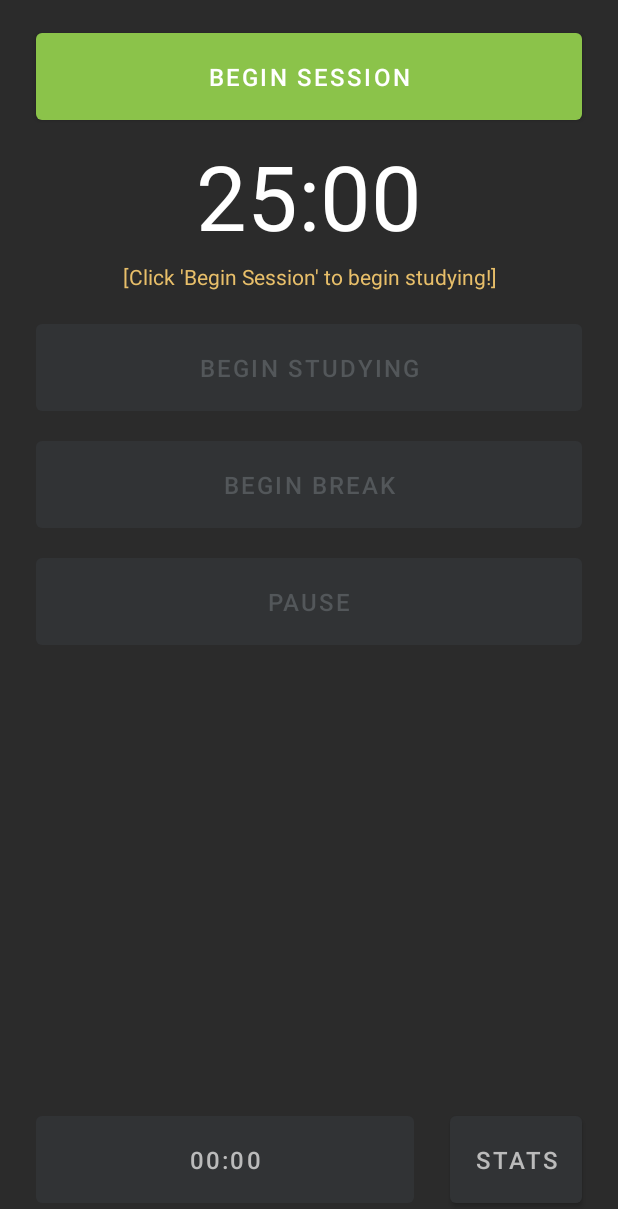
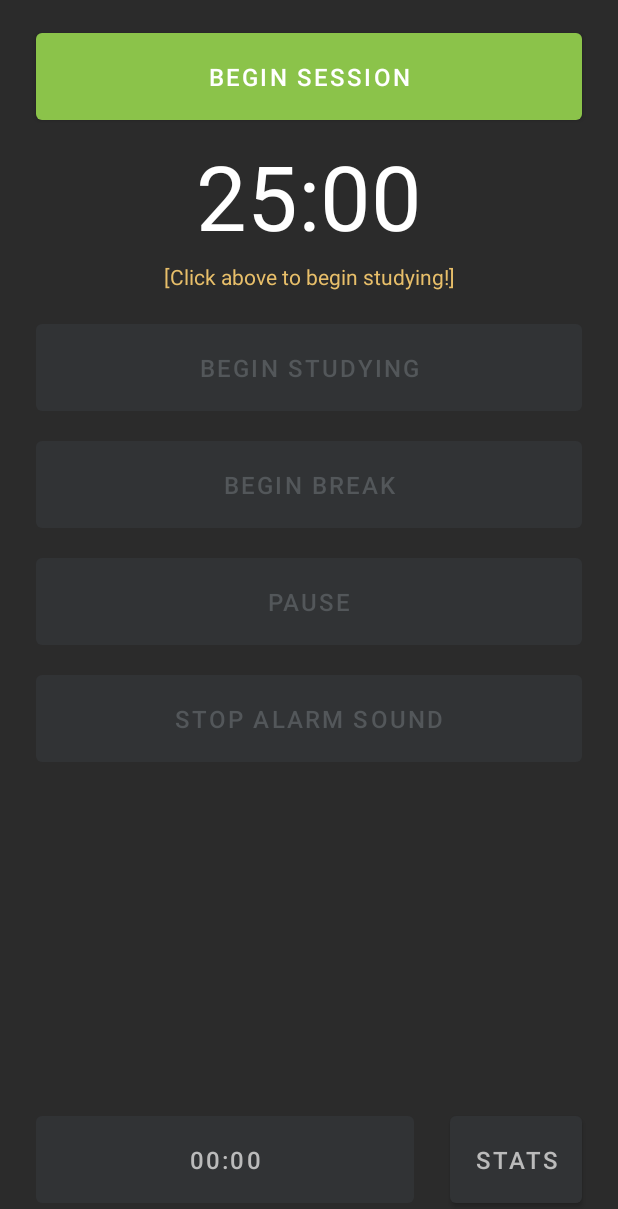
Before and after one commit to minizou/simpomo, an Android app: the screen it shows after launch (MainActivity), on a phone screen of 412 x 824 dp. Shown: the top 1209 px of the screen. Run offline under Robolectric (Android 15) with nearby library versions, the phone set to English and light mode, and no system bars.

Commit message:
Adding alarm sound to Main Activity when timer reaches 0, implementing WakeLock to prevent timer from stopping when device is asleep.

```diff
--- a/app/src/main/AndroidManifest.xml
+++ b/app/src/main/AndroidManifest.xml
@@ -2,6 +2,7 @@
 <manifest xmlns:android="http://schemas.android.com/apk/res/android"
     package="mini.pomodoro_alpha">
     <uses-permission android:name="android.permission.FOREGROUND_SERVICE" />
+    <uses-permission android:name="android.permission.WAKE_LOCK" />
     <application
         android:orientation="vertical"
         android:keepScreenOn="true"
--- a/app/src/main/java/mini/pomodoro_alpha/MainActivity.java
+++ b/app/src/main/java/mini/pomodoro_alpha/MainActivity.java
@@ -8,7 +8,11 @@ import android.content.Intent;
 import android.content.IntentFilter;
 import android.content.SharedPreferences;
 import android.content.pm.ActivityInfo;
+import android.media.Ringtone;
+import android.media.RingtoneManager;
+import android.net.Uri;
 import android.os.Bundle;
+import android.os.PowerManager;
 import android.util.Log;
 import android.view.View;
 import android.view.WindowManager;
@@ -28,18 +32,25 @@ import android.widget.TextView;
  */
 
 public class MainActivity extends AppCompatActivity {
+    // Functionality Objects
+    private BroadcastReceiver broadcastReceiver;
+    private PowerManager powerManager;
+    private PowerManager.WakeLock wakeLock;
     private PomodoroTimer pomodoroTimer;
-    BroadcastReceiver broadcastReceiver;
-    SharedPreferences sharedPreferences;
+    private Ringtone ringtone;
+    private SharedPreferences sharedPreferences;
 
-    private TextView txtTimer;
-    private TextView txtStatus;
+    // UI Objects
     private Button btnSession;
-    private Button txtTimeElapsed;
     private Button btnBeginStudying;
     private Button btnBeginBreak;
     private Button btnPause;
+    private Button btnStopAlarm;
+    private Button txtTimeElapsed;
+    private TextView txtTimer;
+    private TextView txtStatus;
 
+    // Session Data
     private boolean isBreakActive;
     private boolean isPauseActive;
     private boolean isSessionActive;
@@ -47,6 +58,7 @@ public class MainActivity extends AppCompatActivity {
     private long msRemaining;
     private long secElapsed;
 
+    // Constants
     private final long STUDY_TIME_MS = 25 * 60 * 1000;
     private final long STUDY_TIME_SEC = STUDY_TIME_MS / 1000;
     private final long BREAK_TIME_MS = 5 * 60 * 1000;
@@ -59,19 +71,17 @@ public class MainActivity extends AppCompatActivity {
         super.onCreate(savedInstanceState);
         setContentView(R.layout.activity_main);
         this.setRequestedOrientation(ActivityInfo.SCREEN_ORIENTATION_PORTRAIT);
-        getWindow().addFlags(WindowManager.LayoutParams.FLAG_KEEP_SCREEN_ON);
-
-        Log.i("SHINOGI","OnCreate (MAIN)");
 
         // initializing UI objects
-        txtTimer = findViewById(R.id.txt_timer);
-        txtTimeElapsed = findViewById(R.id.txt_time_elapsed);
-        txtStatus = findViewById(R.id.txt_status);
+        sharedPreferences = getPreferences(MODE_PRIVATE);
         btnBeginStudying = findViewById(R.id.btn_begin_studying);
         btnBeginBreak = findViewById(R.id.btn_begin_break);
         btnPause = findViewById(R.id.btn_pause);
         btnSession = findViewById(R.id.btn_session);
-        sharedPreferences = getPreferences(MODE_PRIVATE);
+        btnStopAlarm = findViewById(R.id.btn_stop_alarm);
+        txtTimer = findViewById(R.id.txt_timer);
+        txtTimeElapsed = findViewById(R.id.txt_time_elapsed);
+        txtStatus = findViewById(R.id.txt_status);
 
         IntentFilter intentFilter = new IntentFilter();
         intentFilter.addAction("Counter");
@@ -85,56 +95,46 @@ public class MainActivity extends AppCompatActivity {
                 numPomodoros = intent.getIntExtra("numPomodoros",numPomodoros);
                 secElapsed = intent.getLongExtra("secElapsed",secElapsed);
                 saveServiceData();
-                long deleteLater = msRemaining / 1000; // TODO
-                Log.i("SHINOGI","Broadcast received by Main Activity: " + deleteLater);
             }
         };
 
-        Log.i("SHINOGI","Broadcast Receiver REGISTERED.");
         registerReceiver(broadcastReceiver, intentFilter);
 
         restartUI();
-
-        try {
-            stopService(new Intent(MainActivity.this, PomodoroService.class));
-        } catch (Exception e) { }
-
+        stopPomodoroService();
         getServiceData();
-        Log.i("SHINOGI","OnCreate MSREMAINING: " + msRemaining);
     }
 
     @Override
     protected void onResume() {
-        Log.i("SHINOGI","onResume (MAIN)");
-        Log.i("SHINOGI","Resuming # of numPomodoros: " + numPomodoros);
         if (isSessionActive) {
             stopPomodoroService();
-            Log.i("SHINOGI","Broadcast Receiver UNREGISTERED.");
             try {
                 unregisterReceiver(broadcastReceiver);
             } catch (Exception e) { }
-            Log.i("SHINOGI","Restoring session.");
+            if (!isPauseActive) { secElapsed--; } // #fixlater --> replacing secElapsed with Initial Amount - secRemaining
+        }
 
-            if (!isPauseActive) {
-                Log.i("MISHIMA","onResume, secElapsed--");
-                secElapsed--;
-            }
-        }
         if (msRemaining != 0) {
             restoreSession(); // TODO: new, fixme so that it's not just for msRemaining = 0
         }
-        Log.i("SHINOGI","isPauseActive (onResume): " + isPauseActive);
-        if (isPauseActive && !isBreakActive) { // TODO: fixme, new
-            secElapsed++;
+
+        if (isPauseActive && !isBreakActive) {
+            secElapsed++; // #fixlater
         }
+
+        if (wakeLock != null) {
+            wakeLock.release();
+        }
+
         super.onResume();
     }
 
     @Override
     protected void onPause() {
-        Log.i("SHINOGI","onPause (MAIN)");
         if (isSessionActive) {
             startPomodoroService();
+            turnOnWakeLock();
         }
         saveServiceData();
         super.onPause();
@@ -142,42 +142,22 @@ public class MainActivity extends AppCompatActivity {
 
     // Other Methods
 
+    public void turnOnWakeLock() {
+        powerManager = (PowerManager) getSystemService(POWER_SERVICE);
+        wakeLock = powerManager.newWakeLock(PowerManager.PARTIAL_WAKE_LOCK,
+                "MyApp::MyWakelockTag");
+        wakeLock.acquire(msRemaining);
+    }
+
     public void restoreSession() {
-        Log.i("SHINOGI","Restoring session (MAIN).");
-        Log.i("SHINOGI","Session details: " + msRemaining + " " + isPauseActive);
-        Log.i("SHINOGI","Details x2: " + isSessionActive + " " + isBreakActive);
         isSessionActive = true;
         btnSession.setText(R.string.end_session_message);
         updateTimerUI();
-        // FIXME: pass whether break is active or not
-        if (isBreakActive) {
-            restoreBreak();
-        } else {
-            restoreStudying();
-        }
-    }
 
-    public void restoreStudying() {
-        Log.i("SHINOGI","RestoreStudying (MAIN)");
         createTimer(msRemaining);
-        txtStatus.setText(R.string.study_time_message);
-        changeButtonUI(btnBeginStudying,false,R.color.pomodoro_teal);
         changeButtonUI(btnPause,true,R.color.pomodoro_red);
 
-        Log.i("SHINOGI","isPauseActive: " + isPauseActive);
-        if (!isPauseActive) {
-            startTimer();
-        } else {
-            isPauseActive = false;
-            pauseResumeTimer(btnPause);
-        }
-
-
-    } // TODO: combine with restoreBreak?
-
-    public void restoreBreak() {
-        Log.i("SHINOGI","restoreBreak (MAIN)");
-        createTimer(msRemaining);
+        if (isBreakActive) {
             if (numPomodoros % 4 == 0) {
                 txtStatus.setText(R.string.long_break_time_message);
             } else {
@@ -185,7 +165,10 @@ public class MainActivity extends AppCompatActivity {
                 btnBeginBreak.setText(R.string.begin_break_message);
             }
             changeButtonUI(btnBeginBreak,false,R.color.pomodoro_orange);
-        changeButtonUI(btnPause,true,R.color.pomodoro_red);
+        } else {
+            txtStatus.setText(R.string.study_time_message);
+            changeButtonUI(btnBeginStudying,false,R.color.pomodoro_teal);
+        }
 
         if (!isPauseActive) {
             startTimer();
@@ -194,7 +177,6 @@ public class MainActivity extends AppCompatActivity {
             pauseResumeTimer(btnPause);
         }
     }
-
 
     // Service Methods
 
@@ -219,8 +201,10 @@ public class MainActivity extends AppCompatActivity {
 
     private void stopPomodoroService() {
         Log.i("SHINOGI","stopPomodoroService (MAIN)");
+        try {
             Intent intentPomodoroServiceStop = new Intent(this,PomodoroService.class);
             stopService(intentPomodoroServiceStop);
+        } catch (Exception e) { }
     }
 
     private void saveServiceData() {
@@ -281,6 +265,7 @@ public class MainActivity extends AppCompatActivity {
         changeButtonUI(btnBeginStudying,false,R.color.pomodoro_teal);
         changeButtonUI(btnBeginBreak,false,R.color.pomodoro_orange);
         changeButtonUI(btnPause,false,R.color.pomodoro_red);
+        changeButtonUI(btnStopAlarm,false,R.color.pomodoro_green);
     }
 
     public void updateTimerUI() {
@@ -339,6 +324,7 @@ public class MainActivity extends AppCompatActivity {
                 if (!isBreakActive) { numPomodoros++; }
                 isBreakActive = !isBreakActive;
                 updateStatusUI();
+                // startAlarm(); TODO
             }
         };
     }
@@ -411,4 +397,25 @@ public class MainActivity extends AppCompatActivity {
         changeButtonUI(btnBeginBreak,false,R.color.pomodoro_orange);
         changeButtonUI(btnPause,true,R.color.pomodoro_red);
     }
+
+    // Sound Methods
+
+    /*
+    public void stopAlarmSound(View v) {
+        ringtone.stop();
+
+        changeButtonUI(btnStopAlarm,false,R.color.pomodoro_green);
     }
+
+    public void startAlarm() {
+        Log.i("KEIJI","SERVICE createAlarmSound: " + secElapsed);
+        Uri alert = RingtoneManager.getDefaultUri(RingtoneManager.TYPE_ALARM);
+        if (alert == null) { alert =
+                RingtoneManager.getDefaultUri(RingtoneManager.TYPE_NOTIFICATION); }
+        ringtone = RingtoneManager.getRingtone(getApplicationContext(), alert);
+        ringtone.play();
+
+        changeButtonUI(btnStopAlarm,true,R.color.pomodoro_green);
+    }
+     */
+}
--- a/app/src/main/res/layout/activity_main.xml
+++ b/app/src/main/res/layout/activity_main.xml
@@ -106,6 +106,24 @@
         app:layout_constraintStart_toStartOf="parent"
         app:layout_constraintTop_toBottomOf="@+id/btn_begin_break" />
 
+    <Button
+        android:id="@+id/btn_stop_alarm"
+        android:layout_width="0dp"
+        android:layout_height="70dp"
+        android:layout_marginStart="24dp"
+        android:layout_marginLeft="24dp"
+        android:layout_marginTop="8dp"
+        android:layout_marginEnd="24dp"
+        android:layout_marginRight="24dp"
+        android:enabled="false"
+        android:onClick="stopAlarmSound"
+        android:textSize="16sp"
+        android:text="Stop Alarm Sound"
+        app:layout_constraintEnd_toEndOf="parent"
+        app:layout_constraintHorizontal_bias="0.0"
+        app:layout_constraintStart_toStartOf="parent"
+        app:layout_constraintTop_toBottomOf="@+id/btn_pause" />
+
     <TextView
         android:id="@+id/txt_timer"
         android:layout_width="wrap_content"
--- a/app/src/main/res/values/colors.xml
+++ b/app/src/main/res/values/colors.xml
@@ -4,6 +4,7 @@
     <color name="pomodoro_teal">#009688</color>
     <color name="pomodoro_orange">#FF9800</color>
     <color name="pomodoro_green">#8BC34A</color>
+    <color name="pomodoro_pink">#D81B60</color>
     <color name="background_grey">#2B2B2B</color>
     <color name="background_lighter_grey">#313335</color>
     <color name="text_darker_grey">#53575A</color>
--- a/app/src/main/res/values/strings.xml
+++ b/app/src/main/res/values/strings.xml
@@ -1,6 +1,6 @@
 <resources>
     <string name="app_name">Pomodoro_Alpha</string>
-    <string name="intro_message">[Click \'Begin Session\' to begin studying!]</string>
+    <string name="intro_message">[Click above to begin studying!]</string>
     <string name="pause_message">Pause</string>
     <string name="begin_break_message">Begin Break</string>
     <string name="begin_session_message">Begin Session</string>
```
Also changed, not shown: app/src/main/java/mini/pomodoro_alpha/PomodoroService.java (+7 -0 lines). Lines whose indentation alone changed are shown as unchanged.
